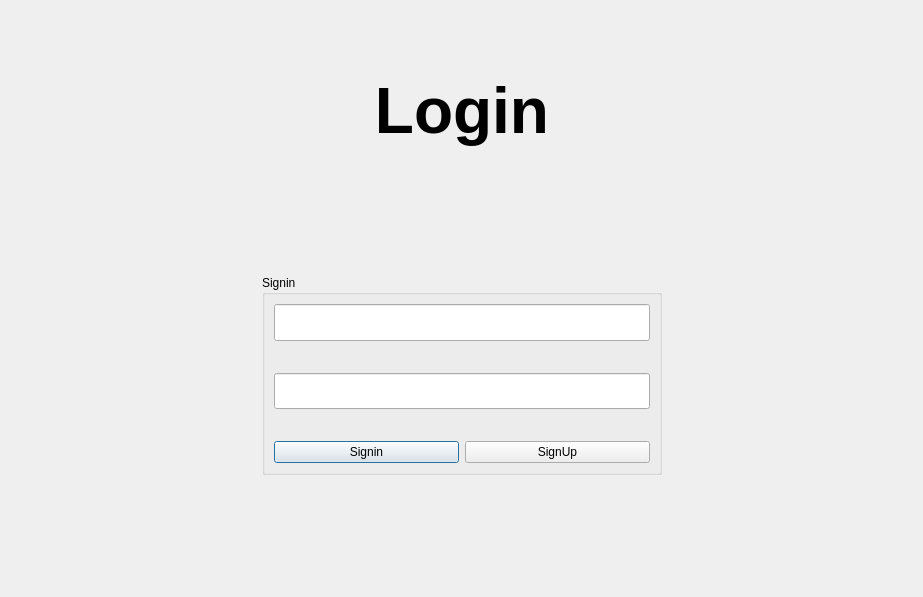
razashahid107/NOTEPAD-QT, file mainwindow.ui: the form before one commit.
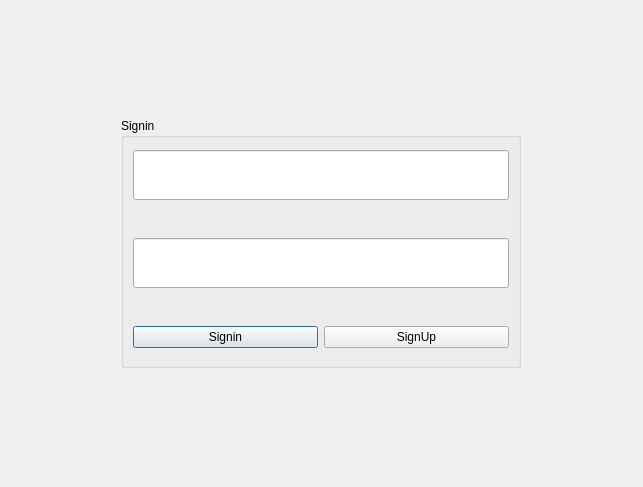
The form after the commit. Icons and pictures are not drawn.

Patch:
```diff
--- a/mainwindow.ui
+++ b/mainwindow.ui
@@ -6,44 +6,20 @@
    <rect>
     <x>0</x>
     <y>0</y>
-    <width>923</width>
-    <height>597</height>
+    <width>643</width>
+    <height>487</height>
    </rect>
   </property>
   <property name="windowTitle">
    <string>Dialog</string>
   </property>
   <layout class="QGridLayout" name="gridLayout_2">
-   <property name="rightMargin">
-    <number>9</number>
-   </property>
-   <property name="bottomMargin">
-    <number>82</number>
-   </property>
    <item row="0" column="0">
-    <widget class="QLabel" name="label_3">
-     <property name="maximumSize">
-      <size>
-       <width>16777215</width>
-       <height>180</height>
-      </size>
-     </property>
-     <property name="font">
-      <font>
-       <pointsize>28</pointsize>
-      </font>
-     </property>
-     <property name="text">
-      <string>&lt;html&gt;&lt;head/&gt;&lt;body&gt;&lt;p align=&quot;center&quot;&gt;&lt;span style=&quot; font-size:48pt; font-weight:600;&quot;&gt;Login&lt;/span&gt;&lt;/p&gt;&lt;p align=&quot;center&quot;&gt;&lt;img src=&quot;:/new/prefix1/Resources_Images/MicrosoftTeams-image.png&quot;/&gt;&lt;/p&gt;&lt;/body&gt;&lt;/html&gt;</string>
-     </property>
-    </widget>
-   </item>
-   <item row="1" column="0">
     <widget class="QGroupBox" name="groupBox">
      <property name="maximumSize">
       <size>
        <width>400</width>
-       <height>200</height>
+       <height>250</height>
       </size>
      </property>
      <property name="title">
@@ -84,9 +60,6 @@
           <height>50</height>
          </size>
         </property>
-        <property name="echoMode">
-         <enum>QLineEdit::Password</enum>
-        </property>
        </widget>
       </item>
       <item row="3" column="0" colspan="2">
@@ -114,12 +87,6 @@
       </item>
       <item row="4" column="1">
        <widget class="QPushButton" name="pushButton">
-        <property name="maximumSize">
-         <size>
-          <width>16777215</width>
-          <height>16777215</height>
-         </size>
-        </property>
         <property name="text">
          <string>SignUp</string>
         </property>
```
